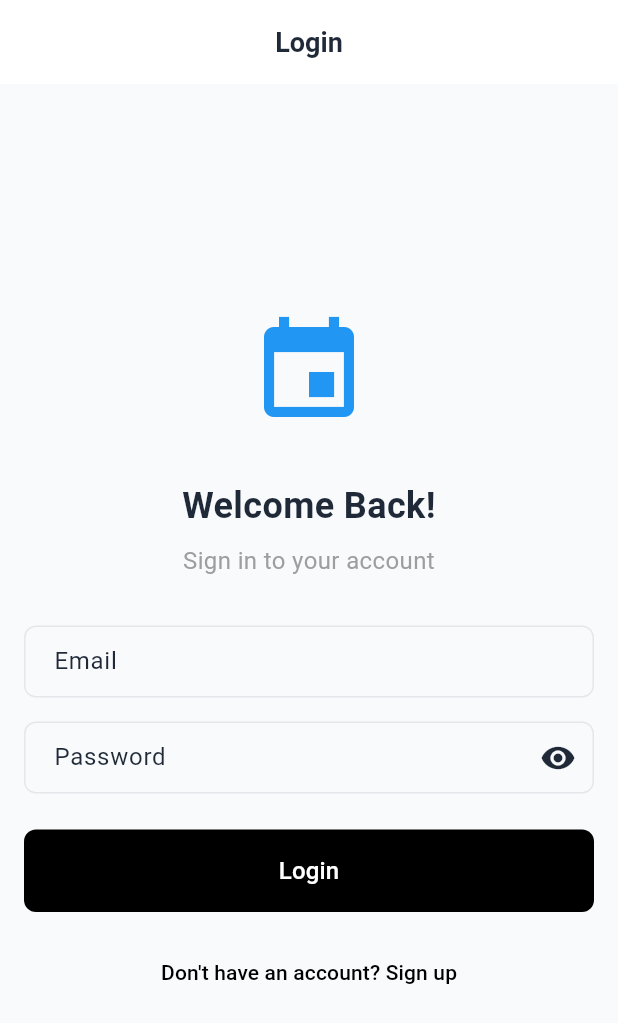
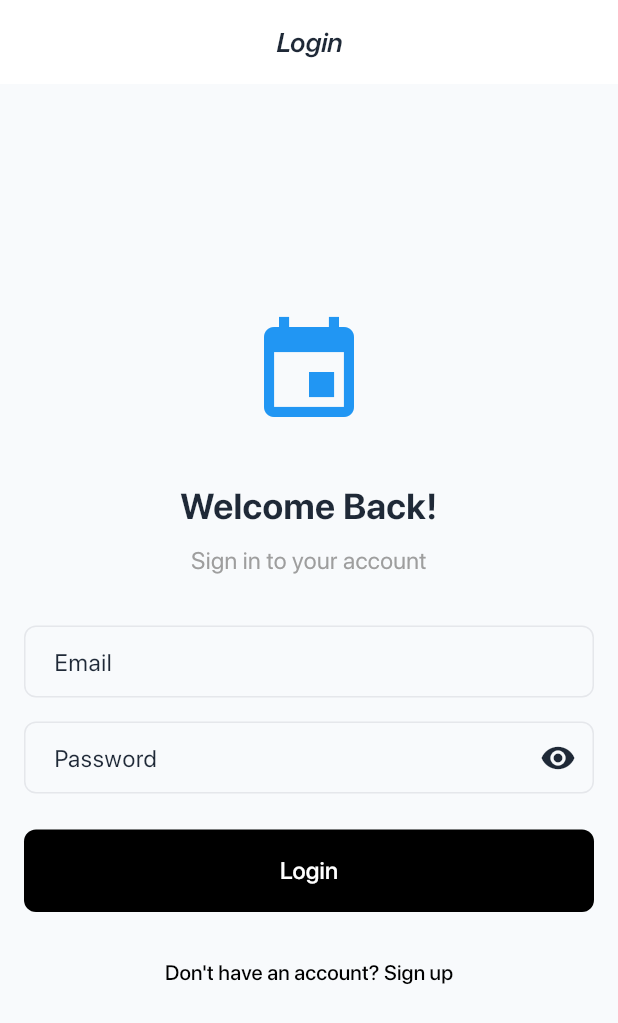
Before and after one commit to pvnzki/EventBn, a Flutter app: the screen it shows after launch, on a phone screen of 412 x 824 dp. Shown: the top 1023 px of the screen. Run offline on Flutter 3.47's test engine with Material 3 defaults, Android fonts, the phone set to English and light mode, and no system bars; our stand-ins replace cached_network_image, flutter_cache_manager, flutter_dotenv, flutter_svg, go_router, image_picker and 4 more; missing offline and left inert: payhere_mobilesdk_flutter; accounts and stored records are empty; project files that could hold a hidden picture were left out.

Commit message:
Add San Francisco font integration and demo screen
- Created a comprehensive guide for integrating San Francisco fonts in the EventBn app, detailing usage, font hierarchy, weights, and best practices.
- Implemented a utility class `SFFont` for easy access to various font styles and weights.
- Developed a demo screen to showcase different font styles and weights, allowing for visual testing of the font integration.
- Ensured compatibility across platforms by specifying font files and fallback mechanisms.

```diff
--- a/mobile-app/lib/core/theme/app_theme.dart
+++ b/mobile-app/lib/core/theme/app_theme.dart
@@ -1,6 +1,21 @@
 import 'package:flutter/material.dart';
 
 class AppTheme {
+  // San Francisco Font Configuration
+  static const String primaryFontFamily = 'SF Pro Display';
+  static const String bodyFontFamily = 'SF Pro Display'; // Using SF Pro Display for all text
+
+  // Fallback fonts for cross-platform compatibility
+  static const List<String> fontFallbacks = [
+    '-apple-system',
+    'BlinkMacSystemFont',
+    'Segoe UI',
+    'Roboto',
+    'Helvetica Neue',
+    'Arial',
+    'sans-serif'
+  ];
+
   // Colors - Updated to black/white theme
   static const Color primaryColor = Color(0xFF000000); // Black for light mode
   static const Color secondaryColor =
@@ -47,7 +62,9 @@ class AppTheme {
         onError: Colors.white,
       ),
       scaffoldBackgroundColor: backgroundColor,
-      appBarTheme: const AppBarTheme(
+      fontFamily: bodyFontFamily,
+      textTheme: _buildTextTheme(textPrimary),
+      appBarTheme: AppBarTheme(
         backgroundColor: surfaceColor,
         foregroundColor: textPrimary,
         elevation: 0,
@@ -56,6 +73,7 @@ class AppTheme {
           color: textPrimary,
           fontSize: 18,
           fontWeight: FontWeight.w600,
+          fontFamily: primaryFontFamily,
         ),
       ),
       elevatedButtonTheme: ElevatedButtonThemeData(
@@ -127,7 +145,9 @@ class AppTheme {
         onError: Colors.white,
       ),
       scaffoldBackgroundColor: darkBackgroundColor,
-      appBarTheme: const AppBarTheme(
+      fontFamily: bodyFontFamily,
+      textTheme: _buildTextTheme(darkTextPrimary),
+      appBarTheme: AppBarTheme(
         backgroundColor: darkSurfaceColor,
         foregroundColor: darkTextPrimary,
         elevation: 0,
@@ -136,6 +156,7 @@ class AppTheme {
           color: darkTextPrimary,
           fontSize: 18,
           fontWeight: FontWeight.w600,
+          fontFamily: primaryFontFamily,
         ),
       ),
       elevatedButtonTheme: ElevatedButtonThemeData(
@@ -199,4 +220,118 @@ class AppTheme {
       ),
     );
   }
+
+  // Text Theme Builder with San Francisco fonts
+  static TextTheme _buildTextTheme(Color textColor) {
+    return TextTheme(
+      // Display styles - for large text, headlines
+      displayLarge: TextStyle(
+        fontFamily: primaryFontFamily,
+        fontSize: 57,
+        fontWeight: FontWeight.w400,
+        color: textColor,
+        letterSpacing: -0.25,
+      ),
+      displayMedium: TextStyle(
+        fontFamily: primaryFontFamily,
+        fontSize: 45,
+        fontWeight: FontWeight.w400,
+        color: textColor,
+      ),
+      displaySmall: TextStyle(
+        fontFamily: primaryFontFamily,
+        fontSize: 36,
+        fontWeight: FontWeight.w400,
+        color: textColor,
+      ),
+
+      // Headline styles - for section headers
+      headlineLarge: TextStyle(
+        fontFamily: primaryFontFamily,
+        fontSize: 32,
+        fontWeight: FontWeight.w600,
+        color: textColor,
+      ),
+      headlineMedium: TextStyle(
+        fontFamily: primaryFontFamily,
+        fontSize: 28,
+        fontWeight: FontWeight.w600,
+        color: textColor,
+      ),
+      headlineSmall: TextStyle(
+        fontFamily: primaryFontFamily,
+        fontSize: 24,
+        fontWeight: FontWeight.w600,
+        color: textColor,
+      ),
+
+      // Title styles - for card titles, dialog titles
+      titleLarge: TextStyle(
+        fontFamily: primaryFontFamily,
+        fontSize: 22,
+        fontWeight: FontWeight.w600,
+        color: textColor,
+      ),
+      titleMedium: TextStyle(
+        fontFamily: primaryFontFamily,
+        fontSize: 16,
+        fontWeight: FontWeight.w600,
+        color: textColor,
+        letterSpacing: 0.15,
+      ),
+      titleSmall: TextStyle(
+        fontFamily: primaryFontFamily,
+        fontSize: 14,
+        fontWeight: FontWeight.w600,
+        color: textColor,
+        letterSpacing: 0.1,
+      ),
+
+      // Body styles - for main content
+      bodyLarge: TextStyle(
+        fontFamily: bodyFontFamily,
+        fontSize: 16,
+        fontWeight: FontWeight.w400,
+        color: textColor,
+        letterSpacing: 0.5,
+      ),
+      bodyMedium: TextStyle(
+        fontFamily: bodyFontFamily,
+        fontSize: 14,
+        fontWeight: FontWeight.w400,
+        color: textColor,
+        letterSpacing: 0.25,
+      ),
+      bodySmall: TextStyle(
+        fontFamily: bodyFontFamily,
+        fontSize: 12,
+        fontWeight: FontWeight.w400,
+        color: textColor,
+        letterSpacing: 0.4,
+      ),
+
+      // Label styles - for buttons, form labels
+      labelLarge: TextStyle(
+        fontFamily: bodyFontFamily,
+        fontSize: 14,
+        fontWeight: FontWeight.w500,
+        color: textColor,
+        letterSpacing: 0.1,
+      ),
+      labelMedium: TextStyle(
+        fontFamily: bodyFontFamily,
+        fontSize: 12,
+        fontWeight: FontWeight.w500,
+        color: textColor,
+        letterSpacing: 0.5,
+      ),
+      labelSmall: TextStyle(
+        fontFamily: bodyFontFamily,
+        fontSize: 11,
+        fontWeight: FontWeight.w500,
+        color: textColor,
+        letterSpacing: 0.5,
+      ),
+    );
+  }
 }
--- a/mobile-app/lib/features/explore/screens/create_post_screen.dart
+++ b/mobile-app/lib/features/explore/screens/create_post_screen.dart
@@ -1,7 +1,7 @@
 import 'package:flutter/material.dart';
 import 'package:go_router/go_router.dart';
 import 'package:image_picker/image_picker.dart';
-import 'package:video_player/video_player.dart'; // Added for video support
+// Added for video support
 import 'dart:io';
 import '../services/explore_post_service.dart';
 import '../widgets/smart_event_picker.dart';
--- a/mobile-app/lib/features/explore/services/optimized_post_service.dart
+++ b/mobile-app/lib/features/explore/services/optimized_post_service.dart
@@ -1,9 +1,4 @@
 import 'dart:convert';
-import 'dart:io';
-import 'dart:typed_data';
-import 'package:flutter/foundation.dart';
-import 'package:http/http.dart' as http;
-import 'package:http_parser/http_parser.dart';
 import 'package:shared_preferences/shared_preferences.dart';
 import 'package:crypto/crypto.dart';
 import '../models/post_model.dart';
--- a/mobile-app/lib/features/profile/screens/my_profile_screen.dart
+++ b/mobile-app/lib/features/profile/screens/my_profile_screen.dart
@@ -765,7 +765,7 @@ class _ProfileScreenState extends State<ProfileScreen>
   }
 
   Widget _buildLoadingGrid(BuildContext context) {
-    return Container(
+    return SizedBox(
       height: 400,
       child: GridView.builder(
         physics: const NeverScrollableScrollPhysics(),
--- a/mobile-app/lib/features/profile/screens/user_profile_screen.dart
+++ b/mobile-app/lib/features/profile/screens/user_profile_screen.dart
@@ -2,7 +2,6 @@ import 'package:flutter/material.dart';
 import 'package:go_router/go_router.dart';
 import '../../explore/services/explore_post_service.dart';
 import '../../explore/models/post_model.dart';
-import '../../explore/widgets/explore_post_card.dart';
 import '../services/user_service.dart';
 
 class UserProfileScreen extends StatefulWidget {
```
Also changed, not shown: mobile-app/lib/core/screens/font_demo_screen.dart (added, +149 -0 lines), mobile-app/lib/core/utils/sf_font.dart (added, +366 -0 lines), mobile-app/pubspec.yaml (+28 -7 lines), mobile-app/assets/fonts/SFPRODISPLAYBLACKITALIC.OTF (added), mobile-app/assets/fonts/SFPRODISPLAYBOLD.OTF (added), mobile-app/assets/fonts/SFPRODISPLAYHEAVYITALIC.OTF (added), mobile-app/assets/fonts/SFPRODISPLAYLIGHTITALIC.OTF (added), mobile-app/assets/fonts/SFPRODISPLAYMEDIUM.OTF (added), mobile-app/assets/fonts/SFPRODISPLAYREGULAR.OTF (added), mobile-app/assets/fonts/SFPRODISPLAYSEMIBOLDITALIC.OTF (added), mobile-app/assets/fonts/SFPRODISPLAYTHINITALIC.OTF (added), mobile-app/assets/fonts/SFPRODISPLAYULTRALIGHTITALIC.OTF (added), 2 other files.
